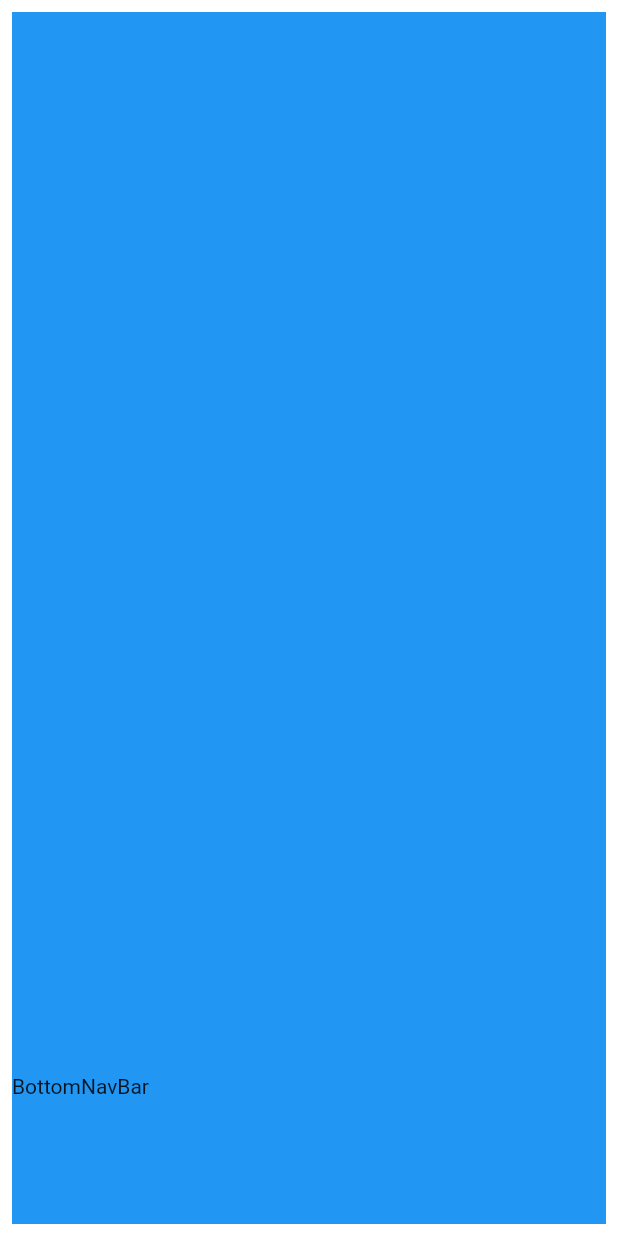
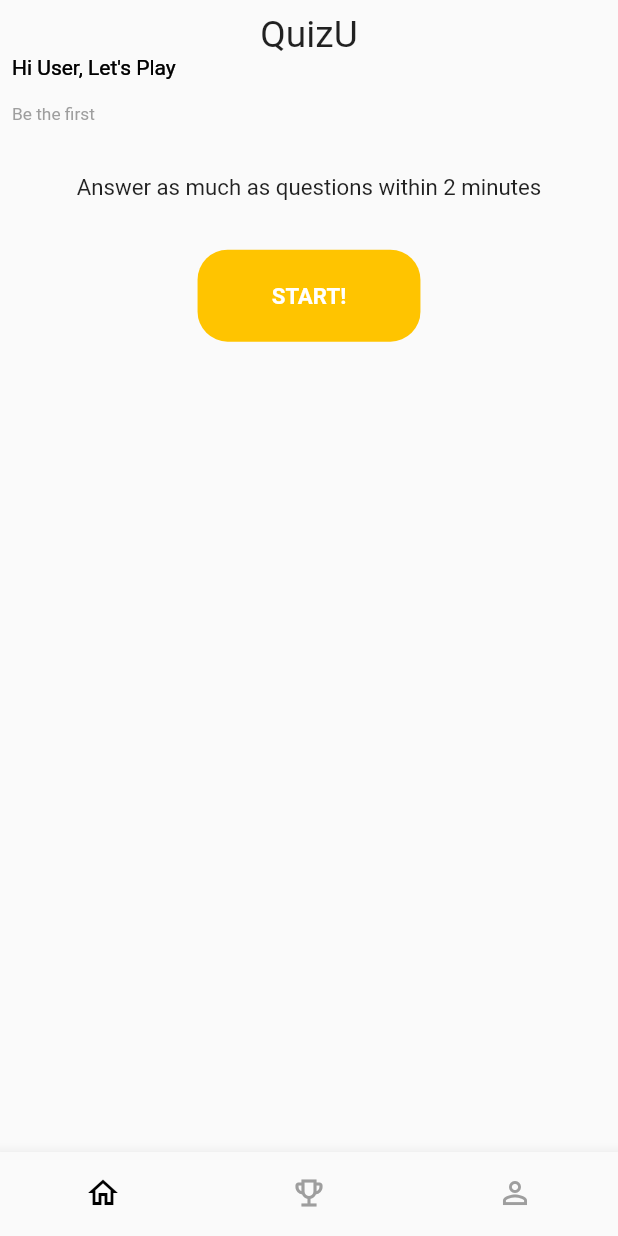
Before and after one commit to KUDOX8/okoul-quiuzu, a Flutter app: the HomePage screen opened directly, on a phone screen of 412 x 824 dp. Run offline on Flutter 3.47's test engine with Material 2 defaults, Android fonts, the phone set to English and light mode, and no system bars; drawn by our look-alikes of simple_gradient_text; our stand-ins replace flutter_screenutil, flutter_svg, otp_text_field.

Commit message:
create homepage

```diff
--- a/lib/main.dart
+++ b/lib/main.dart
@@ -1,5 +1,6 @@
 import 'package:flutter/material.dart';
 import 'package:flutter_screenutil/flutter_screenutil.dart';
+import 'package:okoul_quizu/ui/pages/home_page/home_page.dart';
 import 'package:okoul_quizu/ui/pages/sign_in_page/otp_page.dart';
 import 'package:okoul_quizu/ui/pages/sign_in_page/sign_in_page.dart';
 import 'package:okoul_quizu/ui/pages/user_info_registration_page/user_info_registration_page.dart';
@@ -17,7 +18,7 @@ class MyApp extends StatelessWidget {
     return ScreenUtilInit(
       builder: (BuildContext context, Widget? child) {
         return const MaterialApp(
-          home: UserInfoRegistrationPage(),
+          home: HomePage(),
         );
       },
       designSize: const Size(500, 744),
--- a/lib/ui/pages/home_page/home_page.dart
+++ b/lib/ui/pages/home_page/home_page.dart
@@ -1,5 +1,7 @@
 import 'package:flutter/material.dart';
-import 'package:okoul_quizu/ui/pages/home_page/widgets/bottom_nav_bar.dart';
+import 'package:flutter_screenutil/flutter_screenutil.dart';
+import 'package:simple_gradient_text/simple_gradient_text.dart';
+import '../../../utils/constants.dart';
 
 class HomePage extends StatefulWidget {
   const HomePage({Key? key}) : super(key: key);
@@ -9,19 +11,77 @@ class HomePage extends StatefulWidget {
 }
 
 class _HomePageState extends State<HomePage> {
+  int _selectedIndex = 0;
+
+  void _onItemTapped(int index) {
+    setState(() {
+      _selectedIndex = index;
+    });
+  }
+
   @override
   Widget build(BuildContext context) {
+    List<Widget> _pages = [
+      Column(
+        crossAxisAlignment: CrossAxisAlignment.start,
+        children: [
+          Row(
+            mainAxisAlignment: MainAxisAlignment.center,
+            children: [Text('QuizU', style: TextStyle(fontSize: 30.sp))],
+          ),
+          GradientText(
+            'Hi User, Let\'s Play\n',
+            colors: [],
+          ),
+          Text(
+            'Be the first',
+            style: TextStyle(fontSize: 14.sp, color: grey),
+          ),
+          30.verticalSpace,
+          Center(
+              child: Text('Answer as much as questions within 2 minutes',
+                  style: normalTextStyle)),
+          30.verticalSpace,
+          Center(
+            child: ElevatedButton(
+              onPressed: () {},
+              style: buttonStyle,
+              child: Text('START!', style: textInButtonStyle),
+            ),
+          ),
+        ],
+      ),
+    ];
     return SafeArea(
-      child: Padding(
-        padding: const EdgeInsets.all(8.0),
-        child: Scaffold(
-          backgroundColor: Colors.blue,
-          body: Column(
-            mainAxisAlignment: MainAxisAlignment.center,
-            crossAxisAlignment: CrossAxisAlignment.stretch,
-            children: [],
-          ),
-          bottomNavigationBar: BottomNavBar(),
+      child: Scaffold(
+        body: Padding(
+          padding: const EdgeInsets.all(8.0),
+          child: _pages[_selectedIndex],
+        ),
+        bottomNavigationBar: BottomNavigationBar(
+          fixedColor: black,
+          unselectedItemColor: grey,
+          showSelectedLabels: false,
+          showUnselectedLabels: false,
+          items: const [
+            BottomNavigationBarItem(
+                icon: Icon(
+                  Icons.home_outlined,
+                ),
+                label: ''),
+            BottomNavigationBarItem(
+                icon: Icon(
+                  Icons.emoji_events_outlined,
+                ),
+                label: ''),
+            BottomNavigationBarItem(
+                icon: Icon(
+                  Icons.person_outline,
+                ),
+                label: ''),
+          ],
+          currentIndex: _selectedIndex,
+          onTap: _onItemTapped,
         ),
       ),
     );
--- a/lib/utils/constants.dart
+++ b/lib/utils/constants.dart
@@ -2,6 +2,9 @@ import 'package:flutter/material.dart';
 import 'package:flutter_screenutil/flutter_screenutil.dart';
 
 // Colors Section Start //
+const Color black = Colors.black;
+const Color grey = Colors.grey;
+const Color white = Colors.white;
 Color backgroundColor1 = Colors.blue[300]!;
 Color backgroundColor2 = Colors.blueAccent[700]!;
 
--- a/pubspec.yaml
+++ b/pubspec.yaml
@@ -34,10 +34,10 @@ dependencies:
   # The following adds the Cupertino Icons font to your application.
   # Use with the CupertinoIcons class for iOS style icons.
   cupertino_icons: ^1.0.2
-  cloud_firestore: ^3.4.9
   flutter_svg: ^1.1.5
   flutter_screenutil: ^5.5.4
   otp_text_field: ^1.1.3
+  simple_gradient_text: ^1.2.3
   http:
 
 dev_dependencies:
```
Also changed, not shown: lib/ui/pages/home_page/widgets/bottom_nav_bar.dart (+33 -4 lines).
